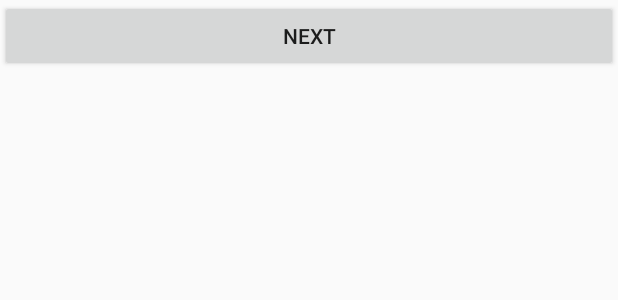
After one commit to ADI-KOTKAR/Swechha, an Android app: the layout activity_no_of_memebers__main_acticity.xml on its own in the app's theme, with its tools: preview values and no code run, on a phone screen of 412 x 824 dp. The commit adds this screen. Shown: the top 300 px of the screen. Run offline under Robolectric (Android 15) with nearby library versions, the phone set to English and light mode, and no system bars.

Commit message:
My andoid ptoject(kotlin)

```diff
--- a/CBO_PRESIDENT_CRUD/app/src/main/java/com/example/template/MainActivity.kt
+++ b/CBO_PRESIDENT_CRUD/app/src/main/java/com/example/template/MainActivity.kt
@@ -9,6 +9,7 @@ import com.example.template.List_Ward.List_Ward_MainActivity
 //import com.example.template.Rv_CB.Rv_CB_MainActivity
 import com.example.template.Rv_Swipe_CB.Rv_Swipe_CB_MainActivity
 import com.example.template.Rv_Ward.Rv_Ward_MainActivity
+import com.example.template.Users_Form.No_of_memebers_MainActicity
 import kotlinx.android.synthetic.main.activity_main.*
 
 
@@ -31,7 +32,7 @@ class MainActivity : AppCompatActivity() {
         }
 
         btn_recycler.setOnClickListener{
-            val intent = Intent(context, Form::class.java)
+            val intent = Intent(context, No_of_memebers_MainActicity::class.java)
             startActivity(intent)
             //finish()
         //new changes
--- /dev/null
+++ b/CBO_PRESIDENT_CRUD/app/src/main/res/layout/activity_no_of_memebers__main_acticity.xml
@@ -0,0 +1,14 @@
+<?xml version="1.0" encoding="utf-8"?>
+<LinearLayout xmlns:android="http://schemas.android.com/apk/res/android"
+    android:orientation="vertical" android:layout_width="match_parent"
+    android:layout_height="match_parent">
+
+    <Button
+        android:id="@+id/btn_next"
+        android:layout_width="match_parent"
+        android:layout_height="wrap_content"
+        android:text="next" />
+
+
+
+</LinearLayout>
```
Also changed, not shown: CBO_PRESIDENT_CRUD/app/src/main/AndroidManifest.xml (+4 -3 lines).
